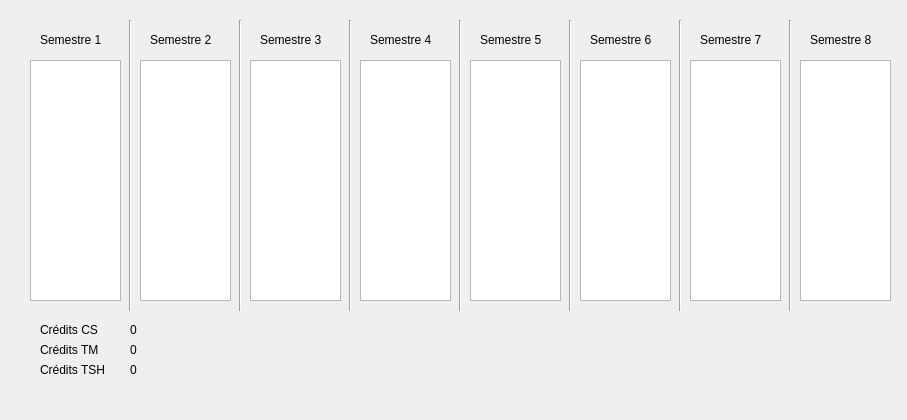
Old version of the form UTProfiler/afficherchoixprev.ui in the repository bsenechal/UTProfiler.
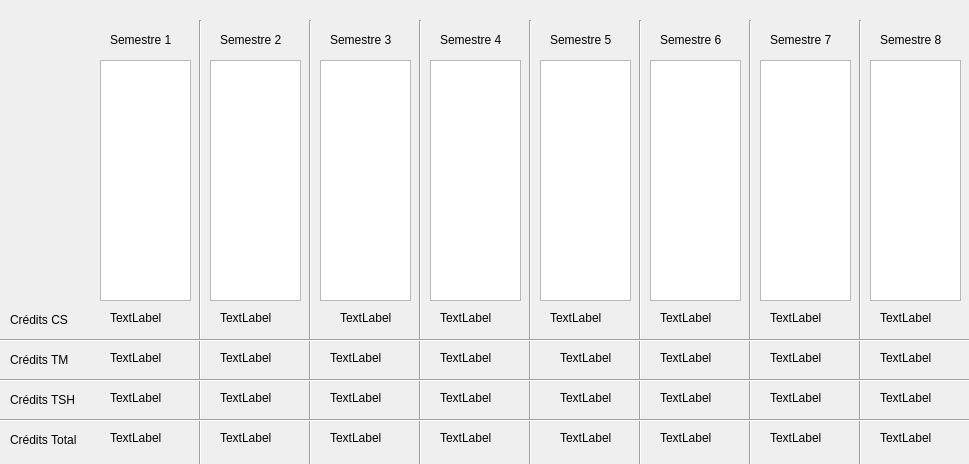
New version of the form.

Patch:
```diff
--- a/UTProfiler/afficherchoixprev.ui
+++ b/UTProfiler/afficherchoixprev.ui
@@ -6,8 +6,8 @@
    <rect>
     <x>0</x>
     <y>0</y>
-    <width>907</width>
-    <height>420</height>
+    <width>969</width>
+    <height>464</height>
    </rect>
   </property>
   <property name="windowTitle">
@@ -16,7 +16,7 @@
   <widget class="QListWidget" name="uv_6">
    <property name="geometry">
     <rect>
-     <x>580</x>
+     <x>650</x>
      <y>60</y>
      <width>91</width>
      <height>241</height>
@@ -26,10 +26,10 @@
   <widget class="Line" name="line">
    <property name="geometry">
     <rect>
-     <x>120</x>
+     <x>190</x>
      <y>20</y>
      <width>20</width>
-     <height>291</height>
+     <height>481</height>
     </rect>
    </property>
    <property name="orientation">
@@ -39,7 +39,7 @@
   <widget class="QLabel" name="label_7">
    <property name="geometry">
     <rect>
-     <x>810</x>
+     <x>880</x>
      <y>30</y>
      <width>81</width>
      <height>20</height>
@@ -52,7 +52,7 @@
   <widget class="QLabel" name="label_8">
    <property name="geometry">
     <rect>
-     <x>700</x>
+     <x>770</x>
      <y>30</y>
      <width>81</width>
      <height>20</height>
@@ -65,10 +65,10 @@
   <widget class="Line" name="line_6">
    <property name="geometry">
     <rect>
-     <x>560</x>
+     <x>630</x>
      <y>20</y>
      <width>20</width>
-     <height>291</height>
+     <height>491</height>
     </rect>
    </property>
    <property name="orientation">
@@ -78,33 +78,20 @@
   <widget class="Line" name="line_8">
    <property name="geometry">
     <rect>
-     <x>780</x>
+     <x>850</x>
      <y>20</y>
      <width>20</width>
-     <height>291</height>
+     <height>521</height>
     </rect>
    </property>
    <property name="orientation">
     <enum>Qt::Vertical</enum>
    </property>
   </widget>
-  <widget class="QLabel" name="label_10">
-   <property name="geometry">
-    <rect>
-     <x>130</x>
-     <y>320</y>
-     <width>31</width>
-     <height>20</height>
-    </rect>
-   </property>
-   <property name="text">
-    <string>0</string>
-   </property>
-  </widget>
   <widget class="QListWidget" name="uv_1">
    <property name="geometry">
     <rect>
-     <x>30</x>
+     <x>100</x>
      <y>60</y>
      <width>91</width>
      <height>241</height>
@@ -114,7 +101,7 @@
   <widget class="QListWidget" name="uv_3">
    <property name="geometry">
     <rect>
-     <x>250</x>
+     <x>320</x>
      <y>60</y>
      <width>91</width>
      <height>241</height>
@@ -124,7 +111,7 @@
   <widget class="QLabel" name="label_5">
    <property name="geometry">
     <rect>
-     <x>590</x>
+     <x>660</x>
      <y>30</y>
      <width>81</width>
      <height>20</height>
@@ -137,7 +124,7 @@
   <widget class="QListWidget" name="uv_8">
    <property name="geometry">
     <rect>
-     <x>800</x>
+     <x>870</x>
      <y>60</y>
      <width>91</width>
      <height>241</height>
@@ -147,7 +134,7 @@
   <widget class="QLabel" name="label_6">
    <property name="geometry">
     <rect>
-     <x>480</x>
+     <x>550</x>
      <y>30</y>
      <width>81</width>
      <height>20</height>
@@ -157,23 +144,10 @@
     <string>Semestre 5</string>
    </property>
   </widget>
-  <widget class="QLabel" name="label_11">
-   <property name="geometry">
-    <rect>
-     <x>130</x>
-     <y>340</y>
-     <width>31</width>
-     <height>20</height>
-    </rect>
-   </property>
-   <property name="text">
-    <string>0</string>
-   </property>
-  </widget>
   <widget class="QListWidget" name="uv_4">
    <property name="geometry">
     <rect>
-     <x>360</x>
+     <x>430</x>
      <y>60</y>
      <width>91</width>
      <height>241</height>
@@ -183,8 +157,8 @@
   <widget class="QLabel" name="label_12">
    <property name="geometry">
     <rect>
-     <x>40</x>
-     <y>340</y>
+     <x>10</x>
+     <y>350</y>
      <width>81</width>
      <height>20</height>
     </rect>
@@ -193,26 +167,13 @@
     <string>Crédits TM</string>
    </property>
   </widget>
-  <widget class="QLabel" name="label_13">
-   <property name="geometry">
-    <rect>
-     <x>130</x>
-     <y>360</y>
-     <width>31</width>
-     <height>20</height>
-    </rect>
-   </property>
-   <property name="text">
-    <string>0</string>
-   </property>
-  </widget>
   <widget class="Line" name="line_2">
    <property name="geometry">
     <rect>
-     <x>230</x>
+     <x>300</x>
      <y>20</y>
      <width>20</width>
-     <height>291</height>
+     <height>481</height>
     </rect>
    </property>
    <property name="orientation">
@@ -222,7 +183,7 @@
   <widget class="QLabel" name="label">
    <property name="geometry">
     <rect>
-     <x>40</x>
+     <x>110</x>
      <y>30</y>
      <width>81</width>
      <height>20</height>
@@ -235,7 +196,7 @@
   <widget class="QLabel" name="label_2">
    <property name="geometry">
     <rect>
-     <x>150</x>
+     <x>220</x>
      <y>30</y>
      <width>81</width>
      <height>20</height>
@@ -248,8 +209,8 @@
   <widget class="QLabel" name="label_9">
    <property name="geometry">
     <rect>
-     <x>40</x>
-     <y>320</y>
+     <x>10</x>
+     <y>310</y>
      <width>81</width>
      <height>20</height>
     </rect>
@@ -261,10 +222,10 @@
   <widget class="Line" name="line_4">
    <property name="geometry">
     <rect>
-     <x>340</x>
+     <x>410</x>
      <y>20</y>
      <width>20</width>
-     <height>291</height>
+     <height>511</height>
     </rect>
    </property>
    <property name="orientation">
@@ -274,7 +235,7 @@
   <widget class="QLabel" name="label_4">
    <property name="geometry">
     <rect>
-     <x>260</x>
+     <x>330</x>
      <y>30</y>
      <width>81</width>
      <height>20</height>
@@ -287,10 +248,10 @@
   <widget class="Line" name="line_5">
    <property name="geometry">
     <rect>
-     <x>670</x>
+     <x>740</x>
      <y>20</y>
      <width>20</width>
-     <height>291</height>
+     <height>491</height>
     </rect>
    </property>
    <property name="orientation">
@@ -300,7 +261,7 @@
   <widget class="QLabel" name="label_3">
    <property name="geometry">
     <rect>
-     <x>370</x>
+     <x>440</x>
      <y>30</y>
      <width>81</width>
      <height>20</height>
@@ -313,8 +274,8 @@
   <widget class="QLabel" name="label_14">
    <property name="geometry">
     <rect>
-     <x>40</x>
-     <y>360</y>
+     <x>10</x>
+     <y>390</y>
      <width>81</width>
      <height>20</height>
     </rect>
@@ -326,7 +287,7 @@
   <widget class="QListWidget" name="uv_2">
    <property name="geometry">
     <rect>
-     <x>140</x>
+     <x>210</x>
      <y>60</y>
      <width>91</width>
      <height>241</height>
@@ -336,7 +297,7 @@
   <widget class="QListWidget" name="uv_5">
    <property name="geometry">
     <rect>
-     <x>470</x>
+     <x>540</x>
      <y>60</y>
      <width>91</width>
      <height>241</height>
@@ -346,7 +307,7 @@
   <widget class="QListWidget" name="uv_7">
    <property name="geometry">
     <rect>
-     <x>690</x>
+     <x>760</x>
      <y>60</y>
      <width>91</width>
      <height>241</height>
@@ -356,16 +317,484 @@
   <widget class="Line" name="line_3">
    <property name="geometry">
     <rect>
-     <x>450</x>
+     <x>520</x>
      <y>20</y>
      <width>20</width>
-     <height>291</height>
+     <height>491</height>
     </rect>
    </property>
    <property name="orientation">
     <enum>Qt::Vertical</enum>
    </property>
   </widget>
+  <widget class="Line" name="line_7">
+   <property name="geometry">
+    <rect>
+     <x>0</x>
+     <y>330</y>
+     <width>1091</width>
+     <height>20</height>
+    </rect>
+   </property>
+   <property name="orientation">
+    <enum>Qt::Horizontal</enum>
+   </property>
+  </widget>
+  <widget class="Line" name="line_9">
+   <property name="geometry">
+    <rect>
+     <x>0</x>
+     <y>370</y>
+     <width>981</width>
+     <height>20</height>
+    </rect>
+   </property>
+   <property name="orientation">
+    <enum>Qt::Horizontal</enum>
+   </property>
+  </widget>
+  <widget class="QLabel" name="label_15">
+   <property name="geometry">
+    <rect>
+     <x>10</x>
+     <y>430</y>
+     <width>111</width>
+     <height>20</height>
+    </rect>
+   </property>
+   <property name="text">
+    <string>Crédits Total</string>
+   </property>
+  </widget>
+  <widget class="Line" name="line_10">
+   <property name="geometry">
+    <rect>
+     <x>0</x>
+     <y>410</y>
+     <width>991</width>
+     <height>20</height>
+    </rect>
+   </property>
+   <property name="orientation">
+    <enum>Qt::Horizontal</enum>
+   </property>
+  </widget>
+  <widget class="QLabel" name="cs_1">
+   <property name="geometry">
+    <rect>
+     <x>110</x>
+     <y>310</y>
+     <width>62</width>
+     <height>16</height>
+    </rect>
+   </property>
+   <property name="text">
+    <string>TextLabel</string>
+   </property>
+  </widget>
+  <widget class="QLabel" name="cs_2">
+   <property name="geometry">
+    <rect>
+     <x>220</x>
+     <y>310</y>
+     <width>62</width>
+     <height>16</height>
+    </rect>
+   </property>
+   <property name="text">
+    <string>TextLabel</string>
+   </property>
+  </widget>
+  <widget class="QLabel" name="cs_3">
+   <property name="geometry">
+    <rect>
+     <x>340</x>
+     <y>310</y>
+     <width>62</width>
+     <height>16</height>
+    </rect>
+   </property>
+   <property name="text">
+    <string>TextLabel</string>
+   </property>
+  </widget>
+  <widget class="QLabel" name="cs_4">
+   <property name="geometry">
+    <rect>
+     <x>440</x>
+     <y>310</y>
+     <width>62</width>
+     <height>16</height>
+    </rect>
+   </property>
+   <property name="text">
+    <string>TextLabel</string>
+   </property>
+  </widget>
+  <widget class="QLabel" name="cs_5">
+   <property name="geometry">
+    <rect>
+     <x>550</x>
+     <y>310</y>
+     <width>62</width>
+     <height>16</height>
+    </rect>
+   </property>
+   <property name="text">
+    <string>TextLabel</string>
+   </property>
+  </widget>
+  <widget class="QLabel" name="cs_6">
+   <property name="geometry">
+    <rect>
+     <x>660</x>
+     <y>310</y>
+     <width>62</width>
+     <height>16</height>
+    </rect>
+   </property>
+   <property name="text">
+    <string>TextLabel</string>
+   </property>
+  </widget>
+  <widget class="QLabel" name="cs_7">
+   <property name="geometry">
+    <rect>
+     <x>770</x>
+     <y>310</y>
+     <width>62</width>
+     <height>16</height>
+    </rect>
+   </property>
+   <property name="text">
+    <string>TextLabel</string>
+   </property>
+  </widget>
+  <widget class="QLabel" name="cs_8">
+   <property name="geometry">
+    <rect>
+     <x>880</x>
+     <y>310</y>
+     <width>62</width>
+     <height>16</height>
+    </rect>
+   </property>
+   <property name="text">
+    <string>TextLabel</string>
+   </property>
+  </widget>
+  <widget class="QLabel" name="tm_1">
+   <property name="geometry">
+    <rect>
+     <x>110</x>
+     <y>350</y>
+     <width>62</width>
+     <height>16</height>
+    </rect>
+   </property>
+   <property name="text">
+    <string>TextLabel</string>
+   </property>
+  </widget>
+  <widget class="QLabel" name="tsh_1">
+   <property name="geometry">
+    <rect>
+     <x>110</x>
+     <y>390</y>
+     <width>62</width>
+     <height>16</height>
+    </rect>
+   </property>
+   <property name="text">
+    <string>TextLabel</string>
+   </property>
+  </widget>
+  <widget class="QLabel" name="total_1">
+   <property name="geometry">
+    <rect>
+     <x>110</x>
+     <y>430</y>
+     <width>62</width>
+     <height>16</height>
+    </rect>
+   </property>
+   <property name="text">
+    <string>TextLabel</string>
+   </property>
+  </widget>
+  <widget class="QLabel" name="tsh_2">
+   <property name="geometry">
+    <rect>
+     <x>220</x>
+     <y>390</y>
+     <width>62</width>
+     <height>16</height>
+    </rect>
+   </property>
+   <property name="text">
+    <string>TextLabel</string>
+   </property>
+  </widget>
+  <widget class="QLabel" name="tm_2">
+   <property name="geometry">
+    <rect>
+     <x>220</x>
+     <y>350</y>
+     <width>62</width>
+     <height>16</height>
+    </rect>
+   </property>
+   <property name="text">
+    <string>TextLabel</string>
+   </property>
+  </widget>
+  <widget class="QLabel" name="total_2">
+   <property name="geometry">
+    <rect>
+     <x>220</x>
+     <y>430</y>
+     <width>62</width>
+     <height>16</height>
+    </rect>
+   </property>
+   <property name="text">
+    <string>TextLabel</string>
+   </property>
+  </widget>
+  <widget class="QLabel" name="tsh_3">
+   <property name="geometry">
+    <rect>
+     <x>330</x>
+     <y>390</y>
+     <width>62</width>
+     <height>16</height>
+    </rect>
+   </property>
+   <property name="text">
+    <string>TextLabel</string>
+   </property>
+  </widget>
+  <widget class="QLabel" name="tm_3">
+   <property name="geometry">
+    <rect>
+     <x>330</x>
+     <y>350</y>
+     <width>62</width>
+     <height>16</height>
+    </rect>
+   </property>
+   <property name="text">
+    <string>TextLabel</string>
+   </property>
+  </widget>
+  <widget class="QLabel" name="total_3">
+   <property name="geometry">
+    <rect>
+     <x>330</x>
+     <y>430</y>
+     <width>62</width>
+     <height>16</height>
+    </rect>
+   </property>
+   <property name="text">
+    <string>TextLabel</string>
+   </property>
+  </widget>
+  <widget class="QLabel" name="tsh_4">
+   <property name="geometry">
+    <rect>
+     <x>440</x>
+     <y>390</y>
+     <width>62</width>
+     <height>16</height>
+    </rect>
+   </property>
+   <property name="text">
+    <string>TextLabel</string>
+   </property>
+  </widget>
+  <widget class="QLabel" name="tm_4">
+   <property name="geometry">
+    <rect>
+     <x>440</x>
+     <y>350</y>
+     <width>62</width>
+     <height>16</height>
+    </rect>
+   </property>
+   <property name="text">
+    <string>TextLabel</string>
+   </property>
+  </widget>
+  <widget class="QLabel" name="total_4">
+   <property name="geometry">
+    <rect>
+     <x>440</x>
+     <y>430</y>
+     <width>62</width>
+     <height>16</height>
+    </rect>
+   </property>
+   <property name="text">
+    <string>TextLabel</string>
+   </property>
+  </widget>
+  <widget class="QLabel" name="tsh_5">
+   <property name="geometry">
+    <rect>
+     <x>560</x>
+     <y>390</y>
+     <width>62</width>
+     <height>16</height>
+    </rect>
+   </property>
+   <property name="text">
+    <string>TextLabel</string>
+   </property>
+  </widget>
+  <widget class="QLabel" name="tm_5">
+   <property name="geometry">
+    <rect>
+     <x>560</x>
+     <y>350</y>
+     <width>62</width>
+     <height>16</height>
+    </rect>
+   </property>
+   <property name="text">
+    <string>TextLabel</string>
+   </property>
+  </widget>
+  <widget class="QLabel" name="total_5">
+   <property name="geometry">
+    <rect>
+     <x>560</x>
+     <y>430</y>
+     <width>62</width>
+     <height>16</height>
+    </rect>
+   </property>
+   <property name="text">
+    <string>TextLabel</string>
+   </property>
+  </widget>
+  <widget class="QLabel" name="tsh_6">
+   <property name="geometry">
+    <rect>
+     <x>660</x>
+     <y>390</y>
+     <width>62</width>
+     <height>16</height>
+    </rect>
+   </property>
+   <property name="text">
+    <string>TextLabel</string>
+   </property>
+  </widget>
+  <widget class="QLabel" name="tm_6">
+   <property name="geometry">
+    <rect>
+     <x>660</x>
+     <y>350</y>
+     <width>62</width>
+     <height>16</height>
+    </rect>
+   </property>
+   <property name="text">
+    <string>TextLabel</string>
+   </property>
+  </widget>
+  <widget class="QLabel" name="total_6">
+   <property name="geometry">
+    <rect>
+     <x>660</x>
+     <y>430</y>
+     <width>62</width>
+     <height>16</height>
+    </rect>
+   </property>
+   <property name="text">
+    <string>TextLabel</string>
+   </property>
+  </widget>
+  <widget class="QLabel" name="tsh_7">
+   <property name="geometry">
+    <rect>
+     <x>770</x>
+     <y>390</y>
+     <width>62</width>
+     <height>16</height>
+    </rect>
+   </property>
+   <property name="text">
+    <string>TextLabel</string>
+   </property>
+  </widget>
+  <widget class="QLabel" name="tm_7">
+   <property name="geometry">
+    <rect>
+     <x>770</x>
+     <y>350</y>
+     <width>62</width>
+     <height>16</height>
+    </rect>
+   </property>
+   <property name="text">
+    <string>TextLabel</string>
+   </property>
+  </widget>
+  <widget class="QLabel" name="total_7">
+   <property name="geometry">
+    <rect>
+     <x>770</x>
+     <y>430</y>
+     <width>62</width>
+     <height>16</height>
+    </rect>
+   </property>
+   <property name="text">
+    <string>TextLabel</string>
+   </property>
+  </widget>
+  <widget class="QLabel" name="tsh_8">
+   <property name="geometry">
+    <rect>
+     <x>880</x>
+     <y>390</y>
+     <width>62</width>
+     <height>16</height>
+    </rect>
+   </property>
+   <property name="text">
+    <string>TextLabel</string>
+   </property>
+  </widget>
+  <widget class="QLabel" name="tm_8">
+   <property name="geometry">
+    <rect>
+     <x>880</x>
+     <y>350</y>
+     <width>62</width>
+     <height>16</height>
+    </rect>
+   </property>
+   <property name="text">
+    <string>TextLabel</string>
+   </property>
+  </widget>
+  <widget class="QLabel" name="total_8">
+   <property name="geometry">
+    <rect>
+     <x>880</x>
+     <y>430</y>
+     <width>62</width>
+     <height>16</height>
+    </rect>
+   </property>
+   <property name="text">
+    <string>TextLabel</string>
+   </property>
+  </widget>
  </widget>
  <resources/>
  <connections/>
```
